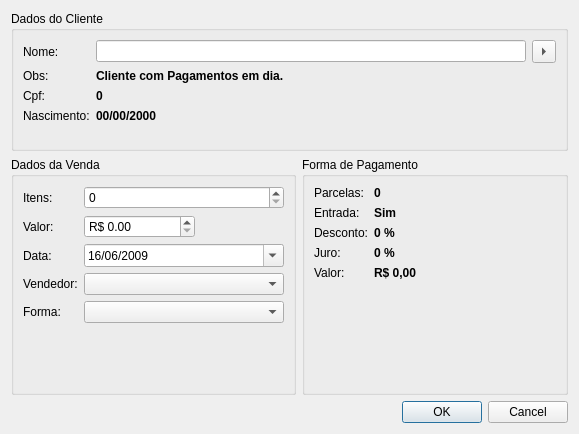
The window that compraaddview.ui (alexandrepossebom/qsc) describes before a commit, drawn with Qt 5.
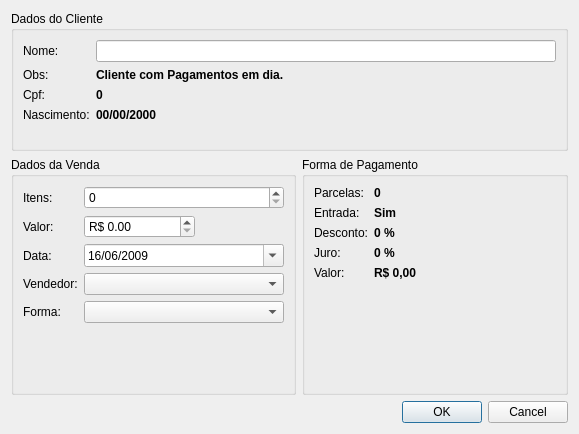
The same window after the commit.

Commit message: - Changes for mouse click select cliente

```diff
--- a/compraaddview.ui
+++ b/compraaddview.ui
@@ -34,21 +34,7 @@
        </widget>
       </item>
       <item row="0" column="1">
-       <layout class="QHBoxLayout" name="horizontalLayout">
-        <item>
-         <widget class="QLineEdit" name="nomeClienteLineEdit"/>
-        </item>
-        <item>
-         <widget class="QToolButton" name="clienteToolButton">
-          <property name="text">
-           <string>...</string>
-          </property>
-          <property name="arrowType">
-           <enum>Qt::RightArrow</enum>
-          </property>
-         </widget>
-        </item>
-       </layout>
+       <widget class="QLineEdit" name="nomeClienteLineEdit"/>
       </item>
       <item row="1" column="0">
        <widget class="QLabel" name="labelObs">
```
The commit also changes 4 other files.
